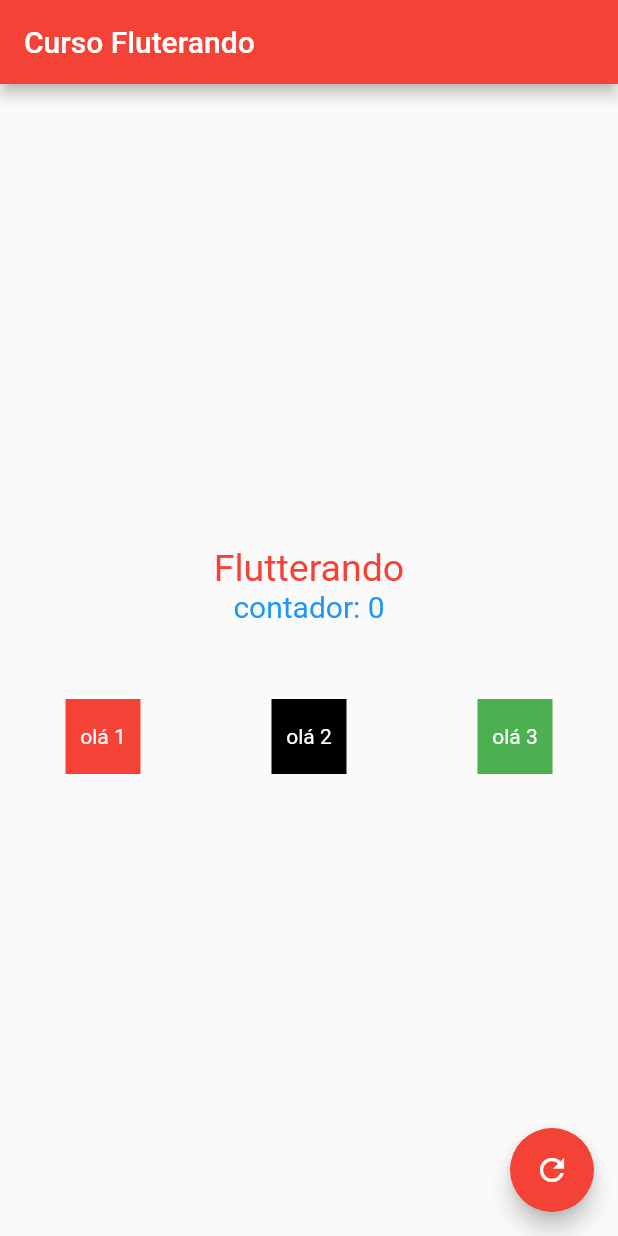
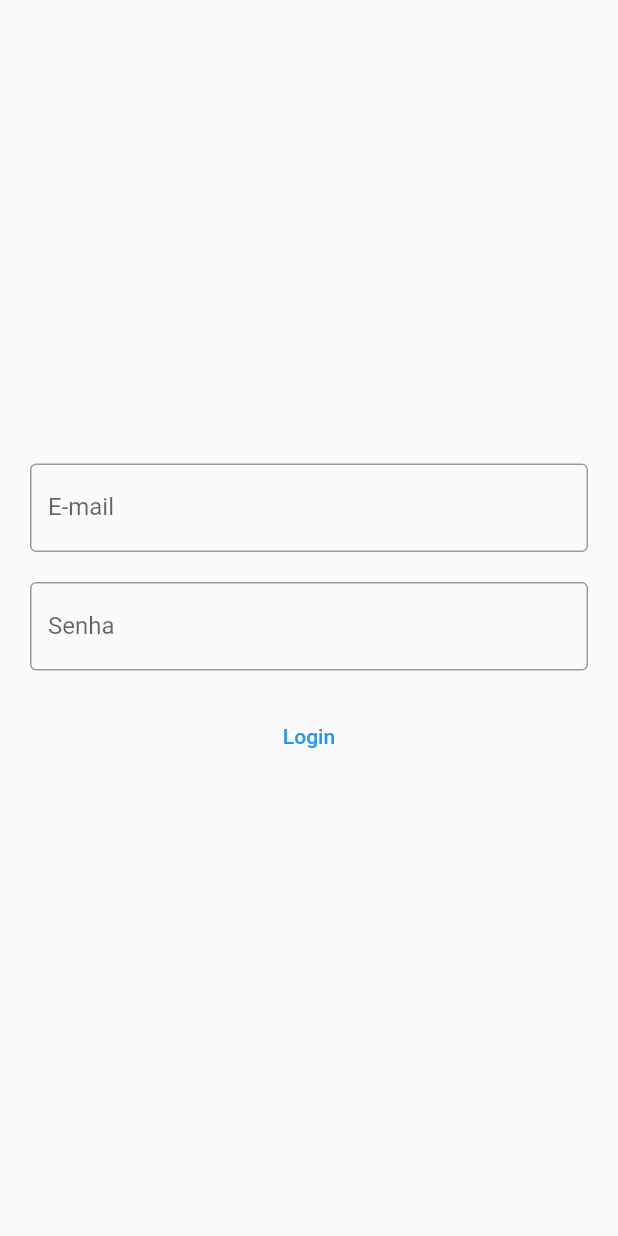
Before and after one commit to erisvaldocorreia2/curso_flutterando, a Flutter app: the screen it shows after launch, on a phone screen of 412 x 824 dp. Run offline on Flutter 3.47's test engine with Material 2 defaults, Android fonts, the phone set to English and light mode, and no system bars.

Commit message:
feat: aula sobre textinputs e construcao de telas

```diff
--- /dev/null
+++ b/lib/curso/aula_formularios/login_page.dart
@@ -0,0 +1,81 @@
+import 'package:flutter/material.dart';
+
+class LoginPage extends StatefulWidget {
+  const LoginPage({Key? key}) : super(key: key);
+
+  @override
+  State<LoginPage> createState() => _LoginPageState();
+}
+
+class _LoginPageState extends State<LoginPage> {
+  // Vamos usar esse controle de variavel apenas para iniciar os estudos
+  // Normalmente usamos o controller dos campos de texto para realizarmos tal acao.
+  String password = '';
+  String email = '';
+
+  @override
+  Widget build(BuildContext context) {
+    return MaterialApp(
+      debugShowCheckedModeBanner: false,
+      home: Scaffold(
+        body: Center(
+          // SingleChildScrollView habilita um scroll na tela, permitindo que
+          // tenhamos elementos que ultrapassem o tamanho total da tela
+          child: SingleChildScrollView(
+            child: Padding(
+              padding: const EdgeInsets.all(20.0),
+              child: Column(
+                mainAxisAlignment: MainAxisAlignment.center,
+                children: [
+                  // TextField é um widget que podemos usar para coletar textos
+                  // fornecidos pelo usuário
+                  TextField(
+                    // com o onChanged escutamos toda alteração preenchida
+                    onChanged: (value) {
+                      email = value;
+                    },
+                    // keyboardtype permite definirmos o tipo de teclado que
+                    // teremos no campo em especifico
+                    keyboardType: TextInputType.emailAddress,
+                    // declaramos o decoration para assim podermos manipular
+                    // a visão de como será nosso campo
+                    decoration: const InputDecoration(
+                      label: Text('E-mail'),
+                      border: OutlineInputBorder(),
+                    ),
+                  ),
+                  const SizedBox(height: 20),
+                  TextField(
+                    onChanged: (value) {
+                      password = value;
+                    },
+                    keyboardType: TextInputType.number,
+                    obscureText: true,
+                    decoration: const InputDecoration(
+                      label: Text('Senha'),
+                      border: OutlineInputBorder(),
+                    ),
+                  ),
+                  const SizedBox(height: 20),
+                  TextButton(
+                      onPressed: () {
+                        // vamos realizar uma simples validacao para teste
+                        // de nossos campos preenchidos como exemplo
+                        if (email == 'email' && password == '123') {
+                          // ignore: avoid_print
+                          print('Login Correto');
+                        } else {
+                          // ignore: avoid_print
+                          print('Login Invalido');
+                        }
+                      },
+                      child: const Text('Login')),
+                ],
+              ),
+            ),
+          ),
+        ),
+      ),
+    );
+  }
+}
--- a/lib/main.dart
+++ b/lib/main.dart
@@ -2,11 +2,15 @@
 import 'package:flutter/material.dart';
 
 // Pacote importado da classe criada de AulaInicial
-import 'curso/aulas_iniciais/aulas_iniciais.dart';
+//import 'curso/aulas_iniciais/aulas_iniciais.dart';
+import 'curso/aula_formularios/login_page.dart';
 
 //Método principal - onde o flutter é executado na inicialização
 void main() {
   runApp(
-    const AulaInicial(),
+    const LoginPage(),
+
+    // Módulos durante o treinamento
+    // 1 const AulaInicial(),
   );
 }
```
